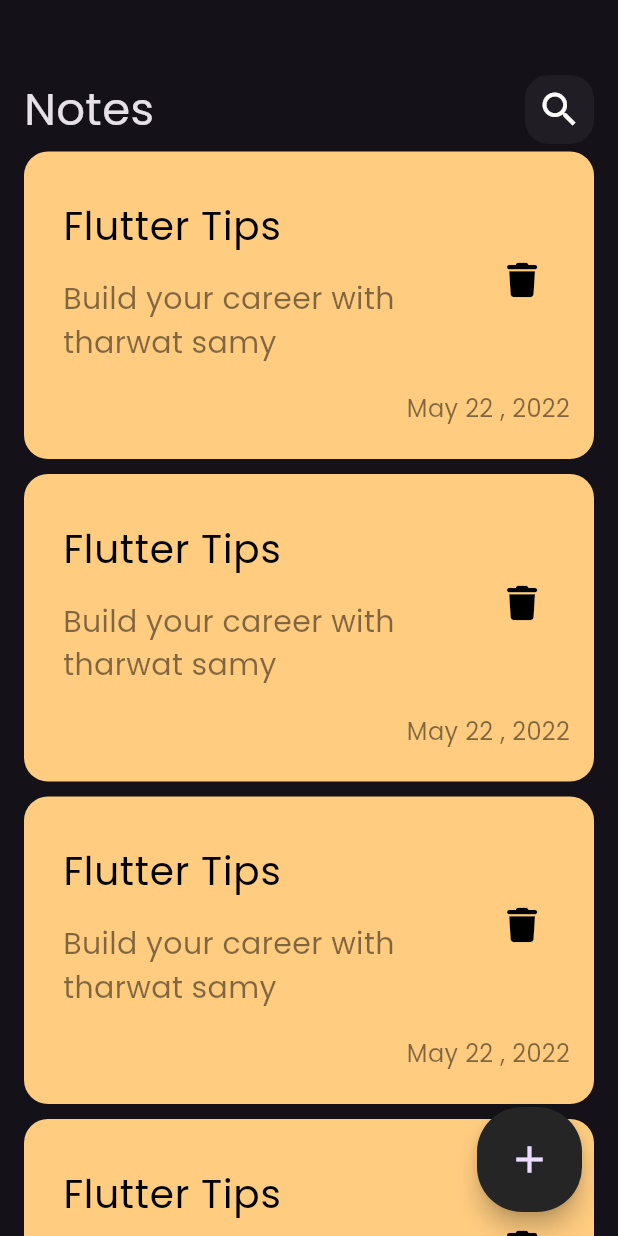
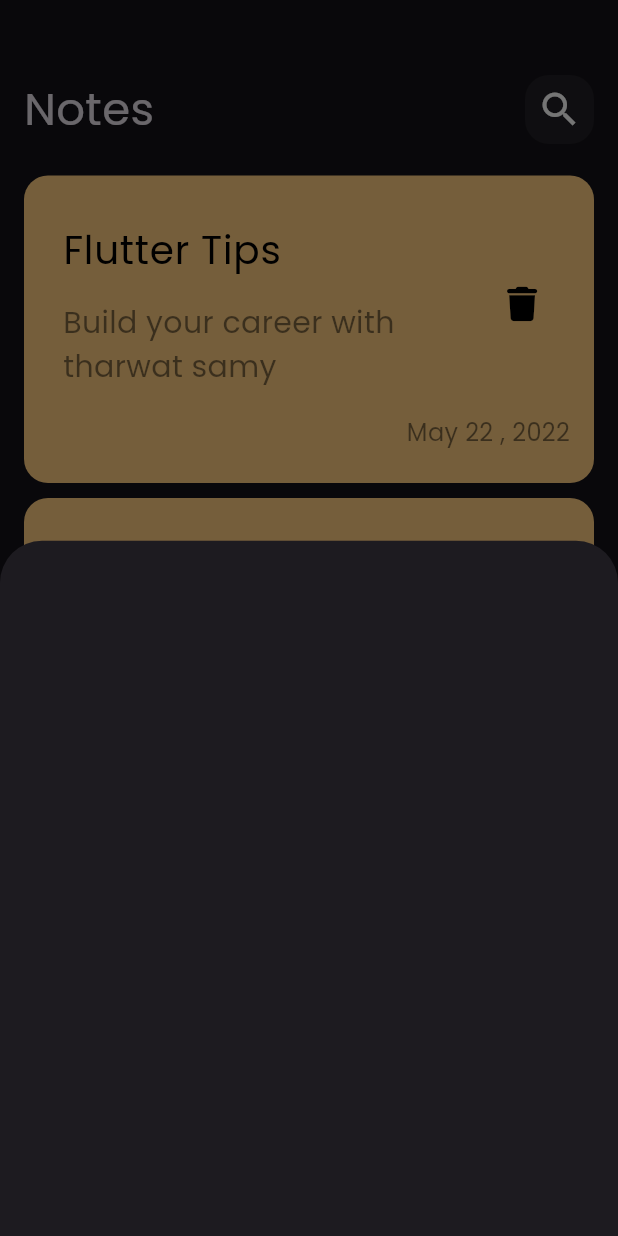
Before and after one commit to raneem-fayez/notes_app, a Flutter app: the screen it shows after launch, after a tap on the "add" icon, on a phone screen of 412 x 824 dp. Run offline on Flutter 3.47's test engine with Material 3 defaults, Android fonts, the phone set to English and light mode, and no system bars; our stand-ins replace font_awesome_flutter.

Commit message:
Add Note Button Sheet

```diff
--- a/lib/views/notes_view.dart
+++ b/lib/views/notes_view.dart
@@ -1,4 +1,5 @@
 import 'package:flutter/material.dart';
+import 'package:notes_app/widgets/add_note_button_sheet.dart';
 import 'package:notes_app/widgets/notes_view_body.dart';
 
 class NotesView extends StatelessWidget {
@@ -13,7 +14,13 @@ class NotesView extends StatelessWidget {
           height: 70,
           width: 70,
           child: FloatingActionButton(
-            onPressed: () {},
+            onPressed: () {
+              showModalBottomSheet(
+                  context: context,
+                  builder: (context) {
+                    return const AddNoteButtonSheet();
+                  });
+            },
             backgroundColor: const Color(0xff252525),
             shape: RoundedRectangleBorder(
               borderRadius: BorderRadius.circular(30),
--- /dev/null
+++ b/lib/widgets/add_note_button_sheet.dart
@@ -0,0 +1,10 @@
+import 'package:flutter/material.dart';
+
+class AddNoteButtonSheet extends StatelessWidget {
+  const AddNoteButtonSheet({super.key});
+
+  @override
+  Widget build(BuildContext context) {
+    return Container();
+  }
+}
--- a/lib/widgets/notes_list_view.dart
+++ b/lib/widgets/notes_list_view.dart
@@ -6,11 +6,16 @@ class NotesListView extends StatelessWidget {
 
   @override
   Widget build(BuildContext context) {
-    return ListView.builder(itemBuilder: (context, idext) {
-      return Padding(
-        padding: const EdgeInsets.symmetric(vertical: 5),
-        child: NoteItem(),
-      );
-    });
+    return Padding(
+      padding: const EdgeInsets.symmetric(vertical: 16),
+      child: ListView.builder(
+          padding: EdgeInsets.zero,
+          itemBuilder: (context, idext) {
+            return Padding(
+              padding: const EdgeInsets.symmetric(vertical: 5),
+              child: NoteItem(),
+            );
+          }),
+    );
   }
 }
```
